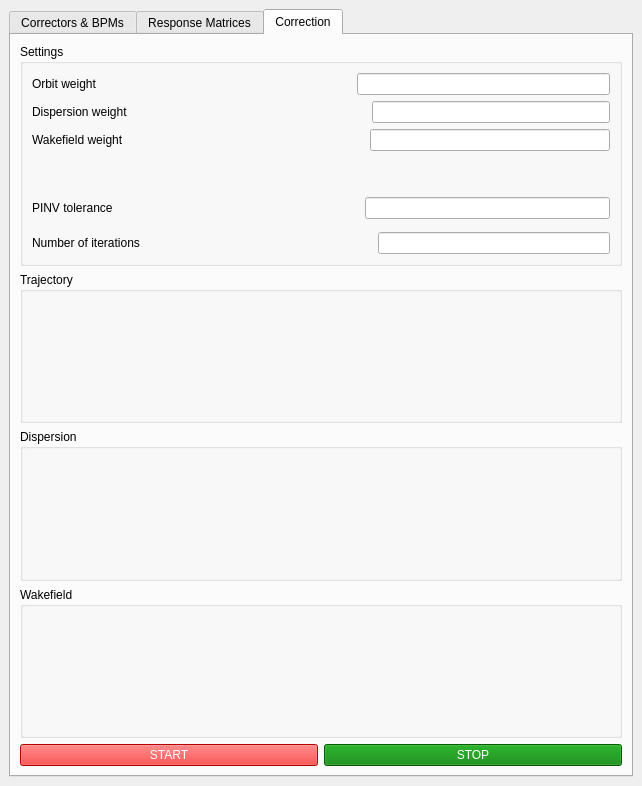
wiktoria-malek/flight-simulator, file BBA_GUI.ui: the form before one commit.
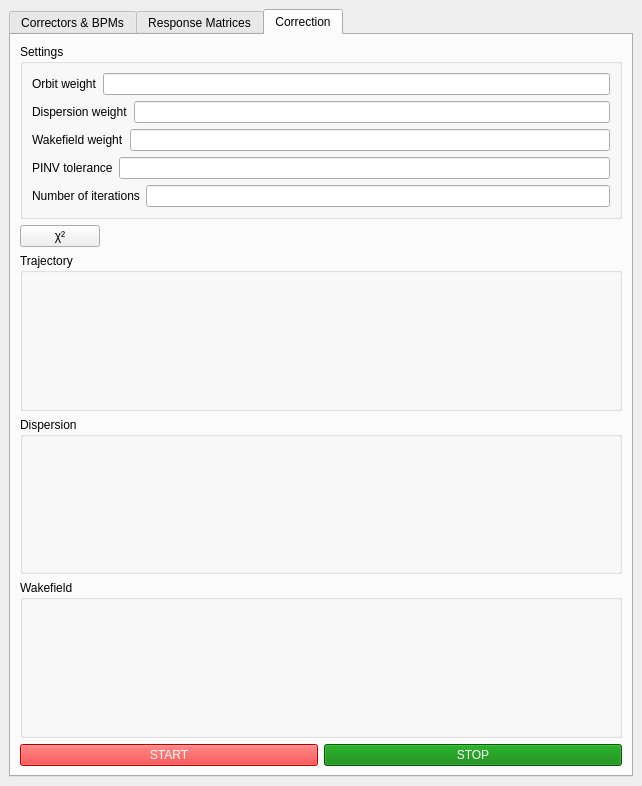
The form after the commit. The open tabs and pages were chosen to show the change.

```diff
--- a/BBA_GUI.ui
+++ b/BBA_GUI.ui
@@ -368,20 +368,10 @@
                 </widget>
                </item>
                <item>
-                <spacer name="horizontalSpacer">
-                 <property name="orientation">
-                  <enum>Qt::Orientation::Horizontal</enum>
-                 </property>
-                 <property name="sizeHint" stdset="0">
-                  <size>
-                   <width>40</width>
-                   <height>20</height>
-                  </size>
-                 </property>
-                </spacer>
-               </item>
-               <item>
-                <widget class="QLineEdit" name="lineEdit"/>
+                <widget class="QLineEdit" name="lineEdit">
+                 <property name="minimumWidth"><number>250</number></property>
+                 <property name="maximumWidth"><number>250</number></property>
+                </widget>
                </item>
               </layout>
              </item>
@@ -395,20 +385,10 @@
                 </widget>
                </item>
                <item>
-                <spacer name="horizontalSpacer_2">
-                 <property name="orientation">
-                  <enum>Qt::Orientation::Horizontal</enum>
-                 </property>
-                 <property name="sizeHint" stdset="0">
-                  <size>
-                   <width>40</width>
-                   <height>20</height>
-                  </size>
-                 </property>
-                </spacer>
-               </item>
-               <item>
-                <widget class="QLineEdit" name="lineEdit_2"/>
+                <widget class="QLineEdit" name="lineEdit_2">
+                 <property name="minimumWidth"><number>250</number></property>
+                 <property name="maximumWidth"><number>250</number></property>
+                </widget>
                </item>
               </layout>
              </item>
@@ -422,36 +402,14 @@
                 </widget>
                </item>
                <item>
-                <spacer name="horizontalSpacer_3">
-                 <property name="orientation">
-                  <enum>Qt::Orientation::Horizontal</enum>
-                 </property>
-                 <property name="sizeHint" stdset="0">
-                  <size>
-                   <width>40</width>
-                   <height>20</height>
-                  </size>
-                 </property>
-                </spacer>
-               </item>
-               <item>
-                <widget class="QLineEdit" name="lineEdit_3"/>
+                <widget class="QLineEdit" name="lineEdit_3">
+                 <property name="minimumWidth"><number>250</number></property>
+                 <property name="maximumWidth"><number>250</number></property>
+                </widget>
                </item>
               </layout>
              </item>
-             <item>
-              <spacer name="verticalSpacer_2">
-               <property name="orientation">
-                <enum>Qt::Orientation::Vertical</enum>
-               </property>
-               <property name="sizeHint" stdset="0">
-                <size>
-                 <width>20</width>
-                 <height>40</height>
-                </size>
-               </property>
-              </spacer>
-             </item>
+
              <item>
               <layout class="QHBoxLayout" name="horizontalLayout_8">
                <item>
@@ -462,36 +420,14 @@
                 </widget>
                </item>
                <item>
-                <spacer name="horizontalSpacer_4">
-                 <property name="orientation">
-                  <enum>Qt::Orientation::Horizontal</enum>
-                 </property>
-                 <property name="sizeHint" stdset="0">
-                  <size>
-                   <width>40</width>
-                   <height>20</height>
-                  </size>
-                 </property>
-                </spacer>
-               </item>
-               <item>
-                <widget class="QLineEdit" name="lineEdit_4"/>
+                <widget class="QLineEdit" name="lineEdit_4">
+                 <property name="minimumWidth"><number>250</number></property>
+                 <property name="maximumWidth"><number>250</number></property>
+                </widget>
                </item>
               </layout>
              </item>
-             <item>
-              <spacer name="verticalSpacer_3">
-               <property name="orientation">
-                <enum>Qt::Orientation::Vertical</enum>
-               </property>
-               <property name="sizeHint" stdset="0">
-                <size>
-                 <width>20</width>
-                 <height>7</height>
-                </size>
-               </property>
-              </spacer>
-             </item>
+
              <item>
               <layout class="QHBoxLayout" name="horizontalLayout_10">
                <item>
@@ -502,26 +438,37 @@
                 </widget>
                </item>
                <item>
-                <spacer name="horizontalSpacer_5">
-                 <property name="orientation">
-                  <enum>Qt::Orientation::Horizontal</enum>
-                 </property>
-                 <property name="sizeHint" stdset="0">
-                  <size>
-                   <width>40</width>
-                   <height>20</height>
-                  </size>
-                 </property>
-                </spacer>
-               </item>
-               <item>
-                <widget class="QLineEdit" name="lineEdit_5"/>
+                <widget class="QLineEdit" name="lineEdit_5">
+                 <property name="minimumWidth"><number>250</number></property>
+                 <property name="maximumWidth"><number>250</number></property>
+                </widget>
                </item>
               </layout>
              </item>
             </layout>
            </widget>
           </item>
+
+
+          <item>
+                  <widget class="QPushButton" name="popup_button">
+                          <property name="text">
+                           <string>χ²</string>
+                          </property>
+                   <property name="sizePolicy">
+                    <sizepolicy hsizetype="Fixed" vsizetype="Fixed">
+                                   <horstretch>0</horstretch>
+                                   <verstretch>0</verstretch>
+                    </sizepolicy>
+                   </property>
+                  </widget>
+
+          </item>
+
+
+
+
+
           <item>
            <widget class="QGroupBox" name="groupBox_2">
             <property name="title">
```
Left out of the diff: 86 changed lines with no effect on the pictures.
